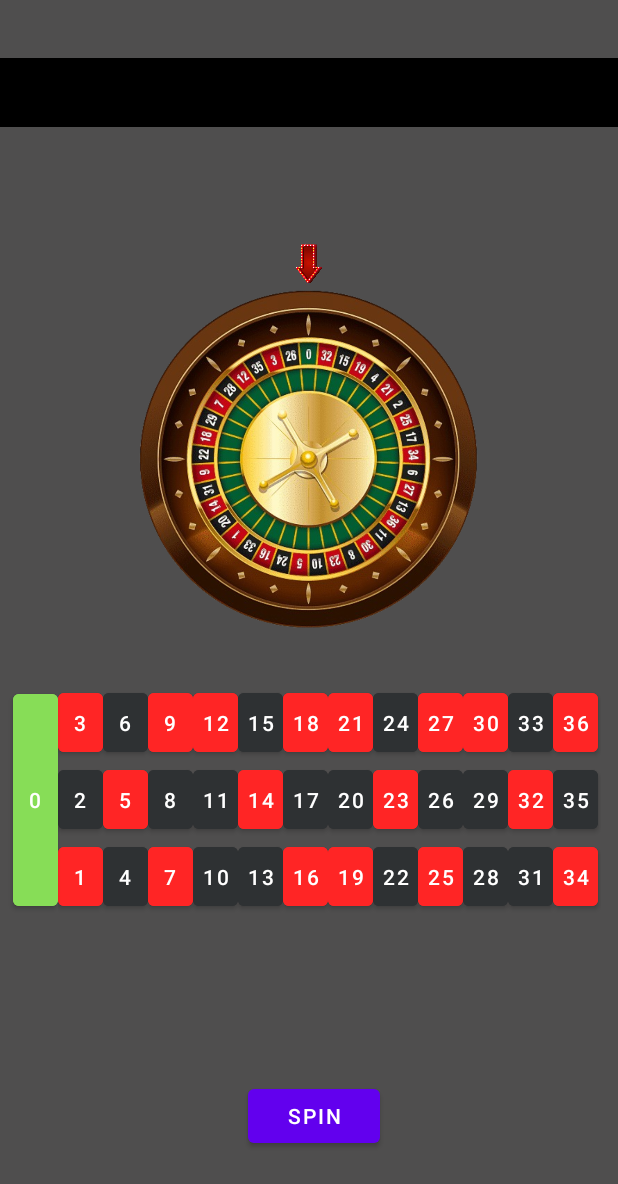
After one commit to pablonaviaDAM/Casino, an Android app: the Ruleta_Activity screen opened directly, with no data from a screen before it, on a phone screen of 412 x 824 dp. The commit adds this screen. Shown: the top 1184 px of the screen. Run offline under Robolectric (Android 15) with nearby library versions, the phone set to English and light mode, and no system bars; Roboto replaces fonts that are not available here.

Commit message:
Interfaz básica ruleta

```diff
--- a/app/build.gradle
+++ b/app/build.gradle
@@ -37,6 +37,7 @@ dependencies {
     implementation 'androidx.appcompat:appcompat:1.6.1'
     implementation 'com.google.android.material:material:1.8.0'
     implementation 'androidx.constraintlayout:constraintlayout:2.1.4'
+    implementation 'androidx.gridlayout:gridlayout:1.0.0'
     testImplementation 'junit:junit:4.13.2'
     androidTestImplementation 'androidx.test.ext:junit:1.1.5'
     androidTestImplementation 'androidx.test.espresso:espresso-core:3.5.1'
@@ -44,4 +45,6 @@ dependencies {
     //Animacion splah
     implementation 'com.airbnb.android:lottie:6.0.0'
 
+
+
 }
--- a/app/src/main/AndroidManifest.xml
+++ b/app/src/main/AndroidManifest.xml
@@ -11,6 +11,9 @@
         android:supportsRtl="true"
         android:theme="@style/Theme.Casino"
         tools:targetApi="31">
+        <activity
+            android:name=".Ruleta_Activity"
+            android:exported="true" />
         <activity
             android:name=".Dashboard_Activity"
             android:exported="false" />
--- /dev/null
+++ b/app/src/main/java/com/example/casino/Ruleta_Activity.java
@@ -0,0 +1,123 @@
+package com.example.casino;
+
+import androidx.appcompat.app.AppCompatActivity;
+
+import android.os.Bundle;
+import android.util.Log;
+import android.view.View;
+import android.view.animation.Animation;
+import android.view.animation.DecelerateInterpolator;
+import android.view.animation.RotateAnimation;
+import android.widget.Button;
+import android.widget.GridView;
+import android.widget.ImageView;
+import android.widget.TextView;
+
+import java.util.Random;
+
+public class Ruleta_Activity extends AppCompatActivity {
+
+
+    private Button btSpin;
+    private ImageView ruleta;
+    private TextView tvNumResults;
+    private static final Random RAMDOM = new Random();
+    private int angulo = 0, anguloAntiguo = 0;
+    private static final float MEDIO_SECTOR = 360f / 37f / 2f;
+    private static final String[] sectors = {"32 red", "15 black",
+            "19 red", "4 black", "21 red", "2 black", "25 red", "17 black", "34 red",
+            "6 black", "27 red", "13 black", "36 red", "11 black", "30 red", "8 black",
+            "23 red", "10 black", "5 red", "24 black", "16 red", "33 black",
+            "1 red", "20 black", "14 red", "31 black", "9 red", "22 black",
+            "18 red", "29 black", "7 red", "28 black", "12 red", "35 black",
+            "3 red", "26 black", "zero"
+    };
+
+    @Override
+    protected void onCreate(Bundle savedInstanceState) {
+        super.onCreate(savedInstanceState);
+        setContentView(R.layout.activity_ruleta);
+
+        btSpin = findViewById(R.id.btSpin);
+        ruleta = findViewById(R.id.ruletaSpin);
+        tvNumResults = findViewById(R.id.tvNumResults);
+
+
+        btSpin.setOnClickListener(new View.OnClickListener() {
+            @Override
+            public void onClick(View v) {
+                //CALCULAMOS EL ANGULO ALEATORIO PARA LA ROTACION DE NUESTRA RULETA
+                anguloAntiguo = angulo % 360;
+                angulo = RAMDOM.nextInt(360) + 720;
+                //EFECTO DE ROTACION DESDE EL CENTRO DE NUESTRA RULETA
+                RotateAnimation rotateAnimation = new RotateAnimation(anguloAntiguo, angulo,
+                        RotateAnimation.RELATIVE_TO_SELF, 0.5f, RotateAnimation.RELATIVE_TO_SELF, 0.5f);
+
+                rotateAnimation.setDuration(3600);
+                rotateAnimation.setFillAfter(true);
+                rotateAnimation.setInterpolator(new DecelerateInterpolator());
+                rotateAnimation.setAnimationListener(new Animation.AnimationListener() {
+                    @Override
+                    public void onAnimationStart(Animation animation) {
+                        //CUANDO LA ANIMACION COMIENCE DEBEREMOS NO PERMITIR QUE SE REALICEN LAS APUESTAS
+                    }
+
+                    @Override
+                    public void onAnimationEnd(Animation animation) {
+                        //CUANDO LA ANIMACION TERMINE SETEAREMOS EN UN TEXTVIEW EL VALOR RESULTANTE DE LA RULETA
+                        Log.i("onResponse", getSector(360 - (angulo % 360)));
+                        //tvNumResults.setText(getSector(360 - (angulo % 360)));
+                        //tvNumResults.append(" ");
+
+/*
+                        //Opcion1
+                        StringBuilder sb = new StringBuilder(tvNumResults.getText());
+                        sb.append(getSector(360 - (angulo % 360))).append(" ");
+                        tvNumResults.setText(sb.toString());*/
+
+                        String numResult = getSector(360 - (angulo % 360));
+                        String numResults = tvNumResults.getText().toString();
+                        if (!numResults.isEmpty()) {
+                            numResult = " " + numResult;
+                        }
+
+                        numResults = numResult + numResults;
+
+
+                        // Establecer el texto actualizado en el TextView
+                        tvNumResults.setText(" " + numResults + " ");
+
+
+                    }
+
+                    @Override
+                    public void onAnimationRepeat(Animation animation) {
+
+                    }
+                });
+
+                ruleta.startAnimation(rotateAnimation);
+            }
+
+            private String getSector(int angulo) {
+                int i = 0;
+                String text = null;
+
+                do {
+                    //empieza y termina en cada sector de la ruleta
+                    float start = MEDIO_SECTOR * (i * 2 + 1);
+                    float end = MEDIO_SECTOR * (i * 2 + 3);
+
+                    if (angulo >= start && angulo < end) {
+                        //angulo esta dentro
+                        //asi que el texto es igual a los sectores
+                        text = sectors[i];
+                    }
+                    i++;
+
+                } while (text == null && i < sectors.length);
+                return text;
+            }
+        });
+    }
+}
--- /dev/null
+++ b/app/src/main/res/layout/activity_ruleta.xml
@@ -0,0 +1,516 @@
+<?xml version="1.0" encoding="utf-8"?>
+<androidx.constraintlayout.widget.ConstraintLayout xmlns:android="http://schemas.android.com/apk/res/android"
+    xmlns:app="http://schemas.android.com/apk/res-auto"
+    xmlns:tools="http://schemas.android.com/tools"
+    android:layout_width="match_parent"
+    android:layout_height="match_parent"
+    android:background="#4F4E4E">
+
+    <ImageView
+        android:id="@+id/ruletaSpin"
+        android:layout_width="wrap_content"
+        android:layout_height="wrap_content"
+        android:layout_centerInParent="true"
+        android:adjustViewBounds="true"
+        android:contentDescription="ruleta"
+        android:scaleType="centerInside"
+        app:layout_constraintBottom_toBottomOf="parent"
+        app:layout_constraintEnd_toEndOf="parent"
+        app:layout_constraintHorizontal_bias="0.0"
+        app:layout_constraintStart_toStartOf="parent"
+        app:layout_constraintTop_toTopOf="parent"
+        app:layout_constraintVertical_bias="0.322"
+        app:srcCompat="@drawable/ruletaspinner"
+        tools:ignore="HardcodedText" />
+
+    <ImageView
+        android:id="@+id/imageView"
+        android:layout_width="37dp"
+        android:layout_height="30dp"
+        android:contentDescription="selector_numeros"
+        app:layout_constraintBottom_toTopOf="@+id/ruletaSpin"
+        app:layout_constraintEnd_toEndOf="@+id/ruletaSpin"
+        app:layout_constraintStart_toStartOf="@+id/ruletaSpin"
+        app:srcCompat="@drawable/flecha2"
+        tools:ignore="HardcodedText,ImageContrastCheck" />
+
+    <androidx.gridlayout.widget.GridLayout
+        android:id="@+id/gridLayout4"
+        android:layout_width="362dp"
+        android:layout_height="51dp"
+        app:columnCount="14"
+        app:layout_constraintBottom_toBottomOf="parent"
+        app:layout_constraintEnd_toEndOf="parent"
+        app:layout_constraintHorizontal_bias="0.78"
+        app:layout_constraintStart_toStartOf="parent"
+        app:layout_constraintTop_toTopOf="parent"
+        app:layout_constraintVertical_bias="0.59000003"
+        app:rowCount="3">
+
+
+        <Button
+            android:layout_width="30dp"
+            android:layout_height="wrap_content"
+            android:backgroundTint="@color/color_red"
+            android:gravity="center"
+            android:padding="10dp"
+            android:text="3"
+            tools:ignore="HardcodedText,TextContrastCheck,TouchTargetSizeCheck" />
+
+
+        <Button
+            android:layout_width="30dp"
+            android:layout_height="wrap_content"
+            android:backgroundTint="@color/color_black_number"
+            android:gravity="center"
+            android:padding="10dp"
+            android:text="6"
+            tools:ignore="HardcodedText,TextContrastCheck,TouchTargetSizeCheck" />
+
+
+        <Button
+            android:layout_width="30dp"
+            android:layout_height="wrap_content"
+            android:backgroundTint="@color/color_red"
+            android:gravity="center"
+            android:padding="10dp"
+            android:text="9"
+            tools:ignore="HardcodedText,TextContrastCheck,TouchTargetSizeCheck" />
+
+
+        <Button
+            android:layout_width="30dp"
+            android:layout_height="51dp"
+            android:backgroundTint="@color/color_red"
+            android:gravity="center"
+            android:padding="0dp"
+            android:text="12"
+            tools:ignore="HardcodedText,TextContrastCheck,TouchTargetSizeCheck" />
+
+
+        <Button
+            android:layout_width="30dp"
+            android:layout_height="51dp"
+            android:backgroundTint="@color/color_black_number"
+            android:gravity="center"
+            android:padding="0dp"
+            android:text="15"
+            tools:ignore="HardcodedText,TextContrastCheck,TouchTargetSizeCheck" />
+
+
+        <Button
+            android:layout_width="30dp"
+            android:layout_height="51dp"
+            android:backgroundTint="@color/color_red"
+            android:gravity="center"
+            android:padding="0dp"
+            android:text="18"
+            tools:ignore="HardcodedText,TextContrastCheck,TouchTargetSizeCheck" />
+
+
+        <Button
+            android:layout_width="30dp"
+            android:layout_height="51dp"
+            android:backgroundTint="@color/color_red"
+            android:gravity="center"
+            android:padding="0dp"
+            android:text="21"
+            tools:ignore="HardcodedText,TextContrastCheck,TouchTargetSizeCheck" />
+
+
+        <Button
+            android:layout_width="30dp"
+            android:layout_height="51dp"
+            android:backgroundTint="@color/color_black_number"
+            android:gravity="center"
+            android:padding="0dp"
+            android:text="24"
+            tools:ignore="HardcodedText,TextContrastCheck,TouchTargetSizeCheck" />
+
+
+        <Button
+            android:layout_width="30dp"
+            android:layout_height="51dp"
+            android:backgroundTint="@color/color_red"
+            android:gravity="center"
+            android:padding="0dp"
+            android:text="27"
+            tools:ignore="HardcodedText,TextContrastCheck,TouchTargetSizeCheck" />
+
+
+        <Button
+            android:layout_width="30dp"
+            android:layout_height="51dp"
+            android:backgroundTint="@color/color_red"
+            android:gravity="center"
+            android:padding="0dp"
+            android:text="30"
+            tools:ignore="HardcodedText,TextContrastCheck,TouchTargetSizeCheck" />
+
+
+        <Button
+            android:layout_width="30dp"
+            android:layout_height="51dp"
+            android:backgroundTint="@color/color_black_number"
+            android:gravity="center"
+            android:padding="0dp"
+            android:text="33"
+            tools:ignore="HardcodedText,TextContrastCheck,TouchTargetSizeCheck" />
+
+
+        <Button
+            android:layout_width="30dp"
+            android:layout_height="51dp"
+            android:backgroundTint="@color/color_red"
+            android:gravity="center"
+            android:padding="0dp"
+            android:text="36"
+            tools:ignore="HardcodedText,TextContrastCheck,TouchTargetSizeCheck" />
+
+
+    </androidx.gridlayout.widget.GridLayout>
+
+    <androidx.gridlayout.widget.GridLayout
+        android:id="@+id/gridLayout3"
+        android:layout_width="362dp"
+        android:layout_height="51dp"
+        android:layout_marginBottom="132dp"
+        app:columnCount="14"
+        app:layout_constraintBottom_toBottomOf="parent"
+        app:layout_constraintEnd_toEndOf="parent"
+        app:layout_constraintHorizontal_bias="0.78"
+        app:layout_constraintStart_toStartOf="parent"
+        app:layout_constraintTop_toBottomOf="@+id/gridLayout4"
+        app:layout_constraintVertical_bias="0.0"
+        app:rowCount="3">
+
+
+        <Button
+            android:layout_width="30dp"
+            android:layout_height="wrap_content"
+            android:backgroundTint="@color/color_black_number"
+            android:gravity="center"
+            android:padding="10dp"
+            android:text="2"
+            tools:ignore="HardcodedText,TextContrastCheck,TouchTargetSizeCheck" />
+
+
+        <Button
+            android:layout_width="30dp"
+            android:layout_height="wrap_content"
+            android:backgroundTint="@color/color_red"
+            android:gravity="center"
+            android:padding="10dp"
+            android:text="5"
+            tools:ignore="HardcodedText,TextContrastCheck,TouchTargetSizeCheck" />
+
+
+        <Button
+            android:layout_width="30dp"
+            android:layout_height="wrap_content"
+            android:backgroundTint="@color/color_black_number"
+            android:gravity="center"
+            android:padding="10dp"
+            android:text="8"
+            tools:ignore="HardcodedText,TextContrastCheck,TouchTargetSizeCheck" />
+
+
+        <Button
+            android:layout_width="30dp"
+            android:layout_height="51dp"
+            android:backgroundTint="@color/color_black_number"
+            android:gravity="center"
+            android:padding="0dp"
+            android:text="11"
+            tools:ignore="HardcodedText,TextContrastCheck,TouchTargetSizeCheck" />
+
+
+        <Button
+            android:layout_width="30dp"
+            android:layout_height="51dp"
+            android:backgroundTint="@color/color_red"
+            android:gravity="center"
+            android:padding="0dp"
+            android:text="14"
+            tools:ignore="HardcodedText,TextContrastCheck,TouchTargetSizeCheck" />
+
+
+        <Button
+            android:layout_width="30dp"
+            android:layout_height="51dp"
+            android:backgroundTint="@color/color_black_number"
+            android:gravity="center"
+            android:padding="0dp"
+            android:text="17"
+            tools:ignore="HardcodedText,TextContrastCheck,TouchTargetSizeCheck" />
+
+
+        <Button
+            android:layout_width="30dp"
+            android:layout_height="51dp"
+            android:backgroundTint="@color/color_black_number"
+            android:gravity="center"
+            android:padding="0dp"
+            android:text="20"
+            tools:ignore="HardcodedText,TextContrastCheck,TouchTargetSizeCheck" />
+
+
+        <Button
+            android:layout_width="30dp"
+            android:layout_height="51dp"
+            android:backgroundTint="@color/color_red"
+            android:gravity="center"
+            android:padding="0dp"
+            android:text="23"
+            tools:ignore="HardcodedText,TextContrastCheck,TouchTargetSizeCheck" />
+
+
+        <Button
+            android:layout_width="30dp"
+            android:layout_height="51dp"
+            android:backgroundTint="@color/color_black_number"
+            android:gravity="center"
+            android:padding="0dp"
+            android:text="26"
+            tools:ignore="HardcodedText,TextContrastCheck,TouchTargetSizeCheck" />
+
+
+        <Button
+            android:layout_width="30dp"
+            android:layout_height="51dp"
+            android:backgroundTint="@color/color_black_number"
+            android:gravity="center"
+            android:padding="0dp"
+            android:text="29"
+            tools:ignore="HardcodedText,TextContrastCheck,TouchTargetSizeCheck" />
+
+
+        <Button
+            android:layout_width="30dp"
+            android:layout_height="51dp"
+            android:backgroundTint="@color/color_red"
+            android:gravity="center"
+            android:padding="0dp"
+            android:text="32"
+            tools:ignore="HardcodedText,TextContrastCheck,TouchTargetSizeCheck" />
+
+
+        <Button
+            android:layout_width="30dp"
+            android:layout_height="51dp"
+            android:backgroundTint="@color/color_black_number"
+            android:gravity="center"
+            android:padding="0dp"
+            android:text="35"
+            tools:ignore="HardcodedText,TextContrastCheck,TouchTargetSizeCheck" />
+
+
+    </androidx.gridlayout.widget.GridLayout>
+
+    <androidx.gridlayout.widget.GridLayout
+        android:id="@+id/gridLayout2"
+        android:layout_width="362dp"
+        android:layout_height="51dp"
+        android:layout_marginBottom="80dp"
+        app:columnCount="14"
+        app:layout_constraintBottom_toBottomOf="parent"
+        app:layout_constraintEnd_toEndOf="parent"
+        app:layout_constraintHorizontal_bias="0.78"
+        app:layout_constraintStart_toStartOf="parent"
+        app:layout_constraintTop_toBottomOf="@+id/gridLayout3"
+        app:layout_constraintVertical_bias="0.0"
+        app:rowCount="3">
+
+
+        <Button
+            android:layout_width="30dp"
+            android:layout_height="wrap_content"
+            android:backgroundTint="@color/color_red"
+            android:gravity="center"
+            android:padding="10dp"
+            android:text="1"
+            tools:ignore="HardcodedText,TextContrastCheck,TouchTargetSizeCheck" />
+
+
+        <Button
+            android:layout_width="30dp"
+            android:layout_height="wrap_content"
+            android:backgroundTint="@color/color_black_number"
+            android:gravity="center"
+            android:padding="10dp"
+            android:text="4"
+            tools:ignore="HardcodedText,TextContrastCheck,TouchTargetSizeCheck" />
+
+
+        <Button
+            android:layout_width="30dp"
+            android:layout_height="wrap_content"
+            android:backgroundTint="@color/color_red"
+            android:gravity="center"
+            android:padding="10dp"
+            android:text="7"
+            tools:ignore="HardcodedText,TextContrastCheck,TouchTargetSizeCheck" />
+
+
+        <Button
+            android:layout_width="30dp"
+            android:layout_height="51dp"
+            android:backgroundTint="@color/color_black_number"
+            android:gravity="center"
+            android:padding="0dp"
+            android:text="10"
+            tools:ignore="HardcodedText,TextContrastCheck,TouchTargetSizeCheck" />
+
+
+        <Button
+            android:layout_width="30dp"
+            android:layout_height="51dp"
+            android:backgroundTint="@color/color_black_number"
+            android:gravity="center"
+            android:padding="0dp"
+            android:text="13"
+            tools:ignore="HardcodedText,TextContrastCheck,TouchTargetSizeCheck" />
+
+
+        <Button
+            android:layout_width="30dp"
+            android:layout_height="51dp"
+            android:backgroundTint="@color/color_red"
+            android:gravity="center"
+            android:padding="0dp"
+            android:text="16"
+            tools:ignore="HardcodedText,TextContrastCheck,TouchTargetSizeCheck" />
+
+
+        <Button
+            android:layout_width="30dp"
+            android:layout_height="51dp"
+            android:backgroundTint="@color/color_red"
+            android:gravity="center"
+            android:padding="0dp"
+            android:text="19"
+            tools:ignore="HardcodedText,TextContrastCheck,TouchTargetSizeCheck" />
+
+
+        <Button
+            android:layout_width="30dp"
+            android:layout_height="51dp"
+            android:backgroundTint="@color/color_black_number"
+            android:gravity="center"
+            android:padding="0dp"
+            android:text="22"
+            tools:ignore="HardcodedText,TextContrastCheck,TouchTargetSizeCheck" />
+
+
+        <Button
+            android:layout_width="30dp"
+            android:layout_height="51dp"
+            android:backgroundTint="@color/color_red"
+            android:gravity="center"
+            android:padding="0dp"
+            android:text="25"
+            tools:ignore="HardcodedText,TextContrastCheck,TouchTargetSizeCheck" />
+
+
+        <Button
+            android:layout_width="30dp"
+            android:layout_height="51dp"
+            android:backgroundTint="@color/color_black_number"
+            android:gravity="center"
+            android:padding="0dp"
+            android:text="28"
+            tools:ignore="HardcodedText,TextContrastCheck,TouchTargetSizeCheck" />
+
+
+        <Button
+            android:layout_width="30dp"
+            android:layout_height="51dp"
+            android:backgroundTint="@color/color_black_number"
+            android:gravity="center"
+            android:padding="0dp"
+            android:text="31"
+            tools:ignore="HardcodedText,TextContrastCheck,TouchTargetSizeCheck" />
+
+
+        <Button
+            android:layout_width="30dp"
+            android:layout_height="51dp"
+            android:backgroundTint="@color/color_red"
+            android:gravity="center"
+            android:padding="0dp"
+            android:text="34"
+            tools:ignore="HardcodedText,TextContrastCheck,TouchTargetSizeCheck" />
+
+
+    </androidx.gridlayout.widget.GridLayout>
+
+    <Button
+        android:layout_width="30dp"
+        android:layout_height="153dp"
+        android:backgroundTint="@color/color_green"
+        android:gravity="center"
+        android:padding="0dp"
+        android:text="0"
+        app:layout_constraintBottom_toBottomOf="@+id/gridLayout3"
+        app:layout_constraintEnd_toStartOf="@+id/gridLayout3"
+        app:layout_constraintTop_toTopOf="@+id/gridLayout3"
+        tools:ignore="HardcodedText,TextContrastCheck,TouchTargetSizeCheck" />
+
+    <Button
+        android:id="@+id/btSpin"
+        android:layout_width="wrap_content"
+        android:layout_height="wrap_content"
+        android:layout_marginStart="165dp"
+        android:layout_marginEnd="152dp"
+        android:layout_marginBottom="56dp"
+        android:text="Spin"
+        app:layout_constraintBottom_toBottomOf="parent"
+        app:layout_constraintEnd_toEndOf="parent"
+        app:layout_constraintHorizontal_bias="0.0"
+        app:layout_constraintStart_toStartOf="parent"
+        tools:ignore="HardcodedText" />
+
+    <RelativeLayout
+        android:id="@+id/relativelayoutNums"
+        android:layout_width="match_parent"
+        android:layout_height="wrap_content"
+        app:layout_constraintBottom_toBottomOf="parent"
+        app:layout_constraintEnd_toEndOf="parent"
+        app:layout_constraintStart_toStartOf="parent"
+        app:layout_constraintTop_toTopOf="parent"
+        app:layout_constraintVertical_bias="0.050000012">
+
+
+        <HorizontalScrollView
+            android:id="@+id/horizontalScrollViewNums"
+            android:layout_width="match_parent"
+            android:layout_height="46dp"
+            android:background="@color/black"
+            tools:layout_editor_absoluteX="0dp"
+            tools:layout_editor_absoluteY="49dp"
+            tools:ignore="UselessParent">
+
+            <LinearLayout
+                android:layout_width="wrap_content"
+                android:layout_height="match_parent"
+                android:orientation="vertical">
+
+                <TextView
+                    android:id="@+id/tvNumResults"
+                    android:layout_width="wrap_content"
+                    android:layout_height="match_parent"
+                    android:background="#000000"
+                    android:ellipsize="end"
+                    android:gravity="end"
+                    android:maxLines="1"
+                    android:paddingTop="12dp"
+                    android:textAlignment="viewEnd"
+                    android:textColor="@color/white"
+                    android:textStyle="bold" />
+
+            </LinearLayout>
+        </HorizontalScrollView>
+    </RelativeLayout>
+
+
+</androidx.constraintlayout.widget.ConstraintLayout>
--- /dev/null
+++ b/app/src/main/res/values-night/colors.xml
@@ -0,0 +1,4 @@
+<?xml version="1.0" encoding="utf-8"?>
+<resources>
+    <color name="color_black_number">#2E3133</color>
+</resources>
--- a/app/src/main/res/values/colors.xml
+++ b/app/src/main/res/values/colors.xml
@@ -8,5 +8,8 @@
     <color name="black">#FF000000</color>
     <color name="white">#FFFFFFFF</color>
     <color name="background">#B4B4B4</color>
+    <color name="color_green">#87DD57</color>
+    <color name="color_red">#FF2525</color>
+    <color name="color_black_number">#2E3133</color>
 
 </resources>
```
Also changed, not shown: app/src/main/res/drawable/flecha.png (added), app/src/main/res/drawable/flecha2.png (added), app/src/main/res/drawable/ruletachooser.png (added), app/src/main/res/drawable/ruletaspinner.png (added).
